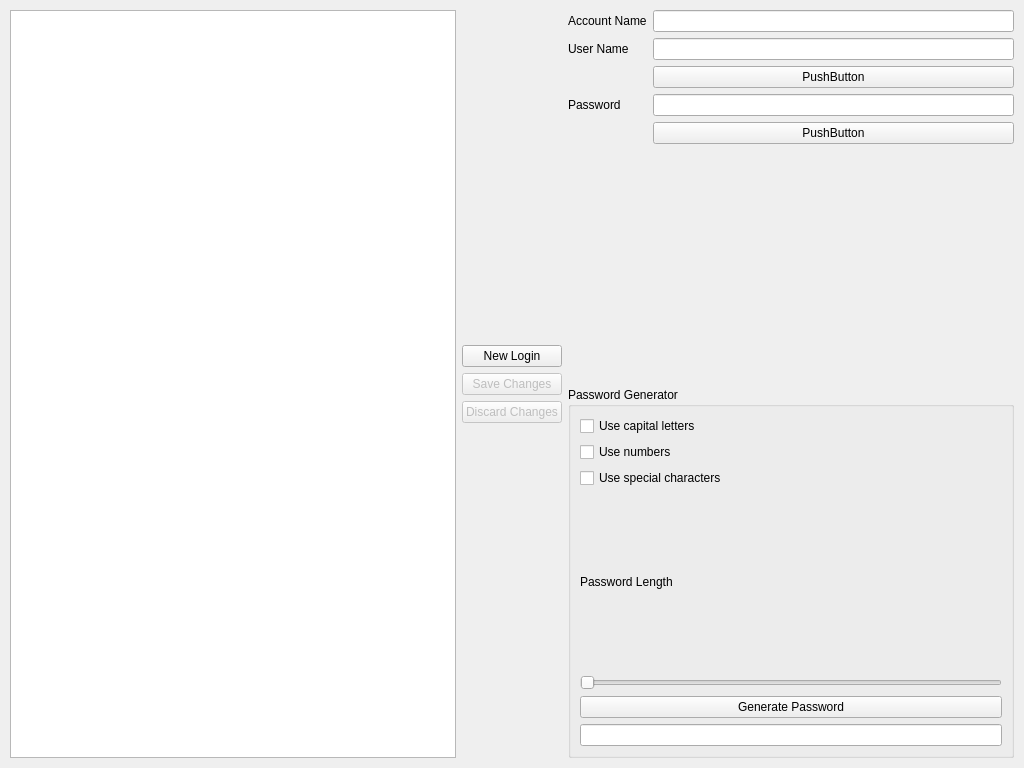
codemonkey760/pyPassWordGenerator, file resources/main_window.ui: the form before one commit.
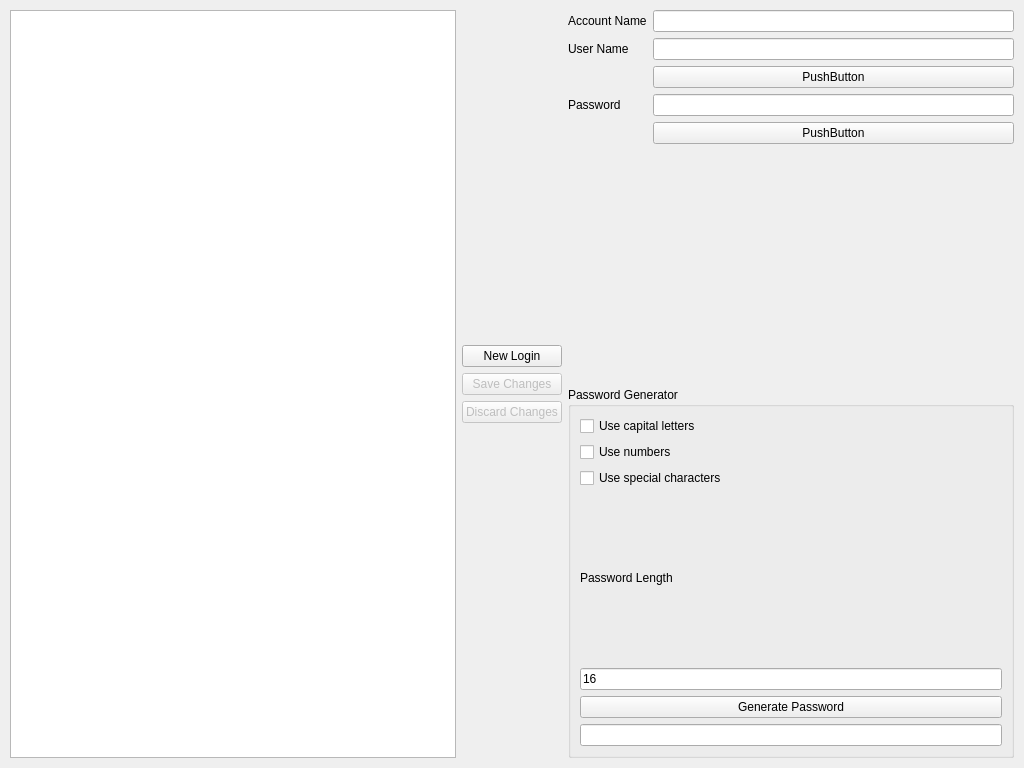
The form after the commit.

Commit message: Start work on pass word generator

Diff of the .ui file:
```diff
--- a/resources/main_window.ui
+++ b/resources/main_window.ui
@@ -192,9 +192,15 @@
             </widget>
            </item>
            <item>
-            <widget class="QSlider" name="horizontalSlider">
-             <property name="orientation">
-              <enum>Qt::Horizontal</enum>
+            <widget class="QLineEdit" name="lePassWordLength">
+             <property name="text">
+              <string>16</string>
+             </property>
+             <property name="maxLength">
+              <number>2</number>
+             </property>
+             <property name="clearButtonEnabled">
+              <bool>false</bool>
              </property>
             </widget>
            </item>
```
Left out of the diff: 13 changed lines with no effect on the pictures. The commit also changes 1 other file.
